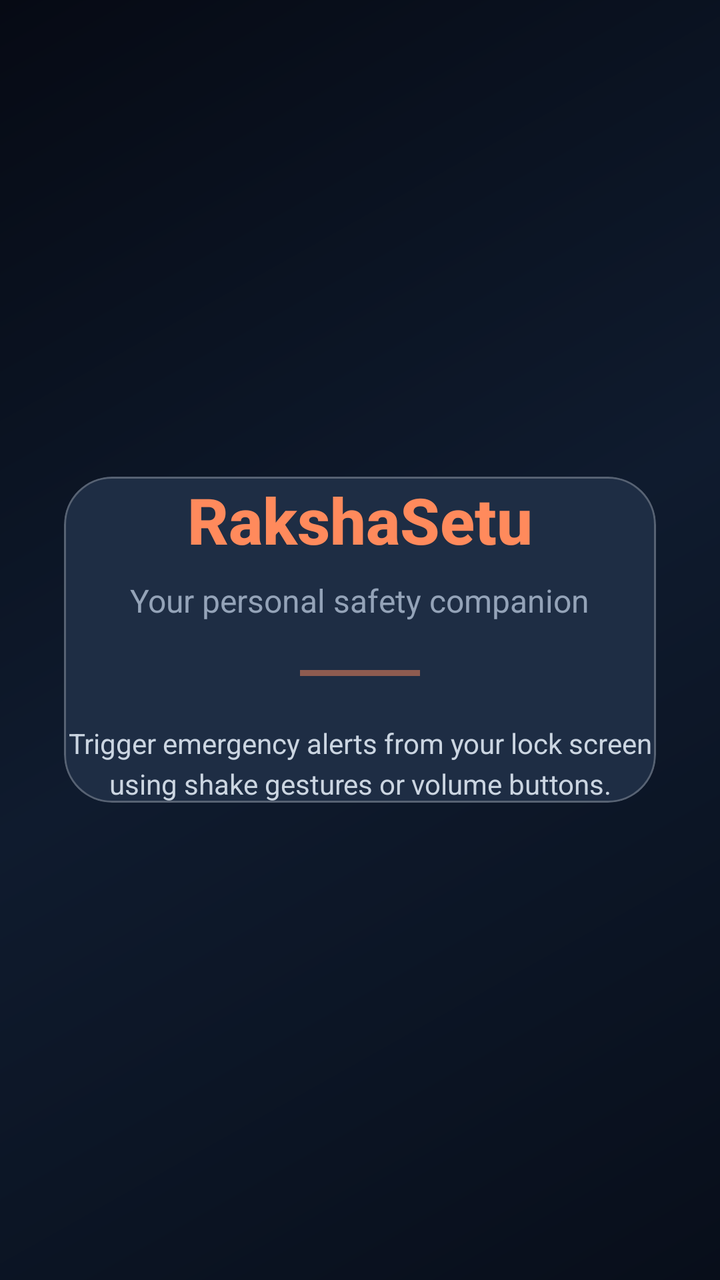
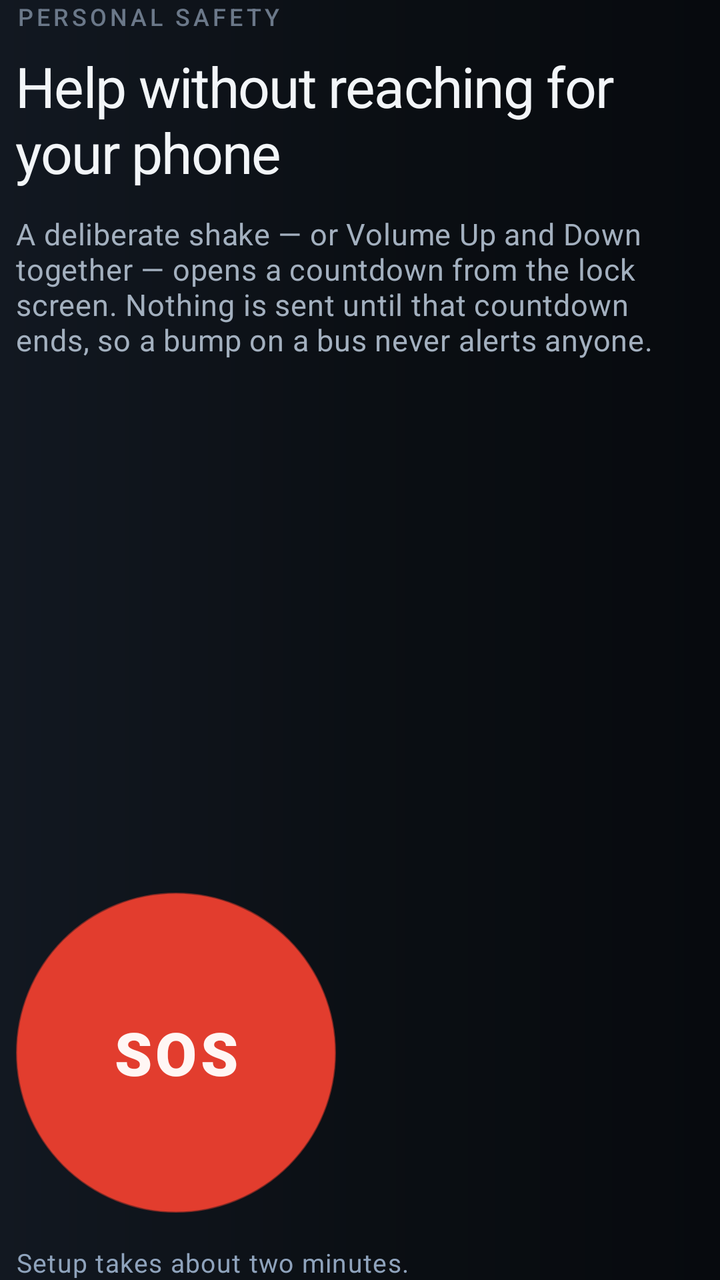

The first picture is an Android layout as it rendered before a commit; the second is the same layout after the commit. The layout source and the unified diff follow.
<!-- AndroidManifest.xml: application theme Theme.RakshaSetu -->
<!-- res/layout/page_onboarding_welcome.xml -->
<?xml version="1.0" encoding="utf-8"?>
<LinearLayout xmlns:android="http://schemas.android.com/apk/res/android"
    xmlns:app="http://schemas.android.com/apk/res-auto"
    android:layout_width="match_parent"
    android:layout_height="match_parent"
    android:orientation="vertical"
    android:background="@drawable/bg_gradient_dark"
    android:gravity="center"
    android:padding="32dp">

    
    <com.google.android.material.card.MaterialCardView
        android:layout_width="match_parent"
        android:layout_height="wrap_content"
        app:cardCornerRadius="24dp"
        app:cardElevation="0dp"
        app:cardBackgroundColor="@color/glass_card_solid"
        app:strokeColor="@color/glass_border"
        app:strokeWidth="1dp"
        android:padding="32dp">

        <LinearLayout
            android:layout_width="match_parent"
            android:layout_height="wrap_content"
            android:orientation="vertical"
            android:gravity="center">

            <TextView
                android:layout_width="wrap_content"
                android:layout_height="wrap_content"
                android:text="RakshaSetu"
                android:textSize="32sp"
                android:textStyle="bold"
                android:textColor="@color/md_theme_primary"
                android:fontFamily="sans-serif-medium" />

            <TextView
                android:layout_width="wrap_content"
                android:layout_height="wrap_content"
                android:text="Your personal safety companion"
                android:textSize="16sp"
                android:textColor="@color/text_secondary"
                android:layout_marginTop="8dp" />

            <View
                android:layout_width="60dp"
                android:layout_height="3dp"
                android:background="@color/md_theme_primary"
                android:layout_marginTop="24dp"
                android:alpha="0.5" />

            <TextView
                android:layout_width="wrap_content"
                android:layout_height="wrap_content"
                android:text="Trigger emergency alerts from your lock screen using shake gestures or volume buttons."
                android:textSize="14sp"
                android:textColor="@color/text_glass"
                android:layout_marginTop="24dp"
                android:gravity="center"
                android:lineSpacingExtra="4dp" />
        </LinearLayout>
    </com.google.android.material.card.MaterialCardView>
</LinearLayout>
<!-- resources referenced by this layout -->
<resources>
  <color name="glass_border">#40FFFFFF</color>
  <color name="glass_card_solid">#1E2D44</color>
  <color name="md_theme_primary">#FF8A5C</color>
  <color name="text_glass">#CBD5E1</color>
  <color name="text_secondary">#94A3B8</color>
  <!-- drawable bg_gradient_dark (drawable) -->
  <?xml version="1.0" encoding="utf-8"?>
  <shape xmlns:android="http://schemas.android.com/apk/res/android"
      android:shape="rectangle">
      <gradient
          android:type="linear"
          android:angle="135"
          android:startColor="@color/background_gradient_start"
          android:centerColor="@color/background_gradient_mid"
          android:endColor="@color/background_gradient_end" />
  </shape>
  <style name="Theme.RakshaSetu" parent="Theme.Material3.Dark.NoActionBar">
          <item name="colorPrimary">@color/md_theme_primary</item>
          <item name="colorPrimaryDark">@color/primary_dark</item>
          <item name="colorAccent">@color/accent</item>
          <item name="android:windowBackground">@color/background</item>
          <item name="android:statusBarColor">@android:color/transparent</item>
          <item name="android:navigationBarColor">@android:color/transparent</item>
          <item name="android:windowDrawsSystemBarBackgrounds">true</item>
          <item name="android:windowTranslucentStatus">false</item>
          <item name="colorOnPrimary">@color/md_theme_onPrimary</item>
          <item name="colorSecondary">@color/md_theme_secondary</item>
          <item name="colorOnSecondary">@color/md_theme_onSecondary</item>
          <item name="android:colorBackground">@color/md_theme_background</item>
          <item name="colorSurface">@color/md_theme_surface</item>
          <item name="colorOnSurface">@color/md_theme_onSurface</item>
      </style>
  <color name="background_gradient_start">#080E1A</color>
  <color name="background_gradient_mid">#0F1B2E</color>
  <color name="background_gradient_end">#060A14</color>
  <color name="primary_dark">#E55A25</color>
  <color name="accent">#FFD166</color>
  <color name="background">#080E1A</color>
  <color name="md_theme_onPrimary">#FFFFFF</color>
  <color name="md_theme_secondary">#C4A882</color>
  <color name="md_theme_onSecondary">#2B1A00</color>
  <color name="md_theme_background">#080E1A</color>
  <color name="md_theme_surface">#1E2D44</color>
  <color name="md_theme_onSurface">#E2E8F0</color>
</resources>

<!-- the commit's change to res/layout/page_onboarding_welcome.xml (unified diff, before → after) -->
@@ -4,60 +4,51 @@
     android:layout_width="match_parent"
     android:layout_height="match_parent"
     android:orientation="vertical"
-    android:background="@drawable/bg_gradient_dark"
-    android:gravity="center"
-    android:padding="32dp">
+    android:paddingHorizontal="@dimen/space_2">
 
     
-    <com.google.android.material.card.MaterialCardView
+    <TextView
         android:layout_width="match_parent"
         android:layout_height="wrap_content"
-        app:cardCornerRadius="24dp"
-        app:cardElevation="0dp"
-        app:cardBackgroundColor="@color/glass_card_solid"
-        app:strokeColor="@color/glass_border"
-        app:strokeWidth="1dp"
-        android:padding="32dp">
+        android:text="Personal safety"
+        android:textAppearance="@style/TextAppearance.RS.Eyebrow" />
 
-        <LinearLayout
-            android:layout_width="match_parent"
-            android:layout_height="wrap_content"
-            android:orientation="vertical"
-            android:gravity="center">
+    <TextView
+        android:layout_width="match_parent"
+        android:layout_height="wrap_content"
+        android:layout_marginTop="@dimen/space_2"
+        android:text="Help without reaching for your phone"
+        android:textAppearance="@style/TextAppearance.RS.H1" />
 
-            <TextView
-                android:layout_width="wrap_content"
-                android:layout_height="wrap_content"
-                android:text="RakshaSetu"
-                android:textSize="32sp"
-                android:textStyle="bold"
-                android:textColor="@color/md_theme_primary"
-                android:fontFamily="sans-serif-medium" />
+    <TextView
+        android:layout_width="match_parent"
+        android:layout_height="wrap_content"
+        android:layout_marginTop="@dimen/space_3"
+        android:text="A deliberate shake — or Volume Up and Down together — opens a countdown from the lock screen. Nothing is sent until that countdown ends, so a bump on a bus never alerts anyone."
+        android:textAppearance="@style/TextAppearance.RS.Body" />
 
-            <TextView
-                android:layout_width="wrap_content"
-                android:layout_height="wrap_content"
-                android:text="Your personal safety companion"
-                android:textSize="16sp"
-                android:textColor="@color/text_secondary"
-                android:layout_marginTop="8dp" />
+    <View
+        android:layout_width="match_parent"
+        android:layout_height="0dp"
+        android:layout_weight="1" />
 
-            <View
-                android:layout_width="60dp"
-                android:layout_height="3dp"
-                android:background="@color/md_theme_primary"
-                android:layout_marginTop="24dp"
-                android:alpha="0.5" />
+    
+    <TextView
+        android:layout_width="160dp"
+        android:layout_height="160dp"
+        android:layout_gravity="start"
+        android:background="@drawable/bg_sos_target"
+        android:fontFamily="sans-serif-black"
+        android:gravity="center"
+        android:letterSpacing="0.06"
+        android:text="SOS"
+        android:textColor="@color/text_on_danger"
+        android:textSize="30sp" />
 
-            <TextView
-                android:layout_width="wrap_content"
-                android:layout_height="wrap_content"
-                android:text="Trigger emergency alerts from your lock screen using shake gestures or volume buttons."
-                android:textSize="14sp"
-                android:textColor="@color/text_glass"
-                android:layout_marginTop="24dp"
-                android:gravity="center"
-                android:lineSpacingExtra="4dp" />
-        </LinearLayout>
-    </com.google.android.material.card.MaterialCardView>
+    <TextView
+        android:layout_width="match_parent"
+        android:layout_height="wrap_content"
+        android:layout_marginTop="@dimen/space_4"
+        android:text="Setup takes about two minutes."
+        android:textAppearance="@style/TextAppearance.RS.Data" />
 </LinearLayout>
<!-- resource entries referenced after the edit -->
@@ -1,48 +1,109 @@
 <!-- resources referenced by this layout -->
 <resources>
-  <color name="glass_border">#40FFFFFF</color>
-  <color name="glass_card_solid">#1E2D44</color>
-  <color name="md_theme_primary">#FF8A5C</color>
-  <color name="text_glass">#CBD5E1</color>
-  <color name="text_secondary">#94A3B8</color>
+  <color name="text_on_danger">#FFF6F4</color>
+  <dimen name="space_2">8dp</dimen>
+  <dimen name="space_3">12dp</dimen>
+  <dimen name="space_4">16dp</dimen>
+  <!-- drawable bg_sos_target (drawable) -->
+  <?xml version="1.0" encoding="utf-8"?>
+  <layer-list xmlns:android="http://schemas.android.com/apk/res/android">
+      <item>
+          <shape android:shape="oval">
+              <solid android:color="@color/sos_glow" />
+          </shape>
+      </item>
+      <item
+          android:top="26dp"
+          android:bottom="26dp"
+          android:left="26dp"
+          android:right="26dp">
+          <shape android:shape="oval">
+              <solid android:color="@color/sos_glow" />
+          </shape>
+      </item>
+      <item>
+          <shape android:shape="oval">
+              <solid android:color="@color/sos_button" />
+              <stroke
+                  android:width="1dp"
+                  android:color="@color/sos_hairline" />
+          </shape>
+      </item>
+  </layer-list>
+  <style name="TextAppearance.RS.Body" parent="TextAppearance.Material3.BodyMedium">
+          <item name="android:textSize">@dimen/type_body</item>
+          <item name="android:textColor">@color/text_secondary</item>
+          <item name="android:lineSpacingMultiplier">1.25</item>
+      </style>
+  <style name="TextAppearance.RS.Data" parent="TextAppearance.Material3.BodySmall">
+          <item name="android:textSize">@dimen/type_data</item>
+          <item name="android:textColor">@color/data_text</item>
+          <item name="android:fontFamily">monospace</item>
+      </style>
+  <style name="TextAppearance.RS.Eyebrow" parent="TextAppearance.Material3.LabelSmall">
+          <item name="android:textSize">@dimen/type_label</item>
+          <item name="android:textColor">@color/text_muted</item>
+          <item name="android:fontFamily">sans-serif-medium</item>
+          <item name="android:textAllCaps">true</item>
+          <item name="android:letterSpacing">0.14</item>
+      </style>
+  <style name="TextAppearance.RS.H1" parent="TextAppearance.Material3.HeadlineSmall">
+          <item name="android:textSize">@dimen/type_h1</item>
+          <item name="android:textColor">@color/text_primary</item>
+          <item name="android:fontFamily">sans-serif-medium</item>
+          <item name="android:letterSpacing">-0.02</item>
+      </style>
+  <color name="text_secondary">#A3B0BF</color>
+  <dimen name="type_data">13sp</dimen>
+  <color name="data_text">#8FA3BC</color>
+  <dimen name="type_label">12sp</dimen>
+  <color name="text_muted">#6B7889</color>
+  <dimen name="type_h1">28sp</dimen>
+  <color name="text_primary">#F2F5F8</color>
   <!-- drawable bg_gradient_dark (drawable) -->
   <?xml version="1.0" encoding="utf-8"?>
   <shape xmlns:android="http://schemas.android.com/apk/res/android"
       android:shape="rectangle">
       <gradient
           android:type="linear"
-          android:angle="135"
-          android:startColor="@color/background_gradient_start"
-          android:centerColor="@color/background_gradient_mid"
-          android:endColor="@color/background_gradient_end" />
+          android:angle="180"
+          android:startColor="@color/surface_sunken"
+          android:centerColor="@color/surface_base"
+          android:endColor="@color/surface_raised" />
   </shape>
+  <color name="surface_sunken">#070A0E</color>
   <style name="Theme.RakshaSetu" parent="Theme.Material3.Dark.NoActionBar">
-          <item name="colorPrimary">@color/md_theme_primary</item>
-          <item name="colorPrimaryDark">@color/primary_dark</item>
-          <item name="colorAccent">@color/accent</item>
-          <item name="android:windowBackground">@color/background</item>
+          <item name="colorPrimary">@color/accent</item>
+          <item name="colorOnPrimary">@color/text_on_accent</item>
+          <item name="colorPrimaryContainer">@color/accent_muted</item>
+          <item name="colorOnPrimaryContainer">@color/accent</item>
+          <item name="colorSecondary">@color/data_text</item>
+          <item name="colorOnSecondary">@color/surface_base</item>
+          <item name="colorError">@color/sos_button</item>
+          <item name="android:colorBackground">@color/surface_base</item>
+          <item name="colorSurface">@color/surface_raised</item>
+          <item name="colorOnSurface">@color/text_primary</item>
+          <item name="colorSurfaceVariant">@color/surface_overlay</item>
+          <item name="colorOnSurfaceVariant">@color/text_secondary</item>
+          <item name="colorOutline">@color/hairline_strong</item>
+          <item name="android:windowBackground">@drawable/bg_gradient_dark</item>
           <item name="android:statusBarColor">@android:color/transparent</item>
           <item name="android:navigationBarColor">@android:color/transparent</item>
           <item name="android:windowDrawsSystemBarBackgrounds">true</item>
-          <item name="android:windowTranslucentStatus">false</item>
-          <item name="colorOnPrimary">@color/md_theme_onPrimary</item>
-          <item name="colorSecondary">@color/md_theme_secondary</item>
-          <item name="colorOnSecondary">@color/md_theme_onSecondary</item>
-          <item name="android:colorBackground">@color/md_theme_background</item>
-          <item name="colorSurface">@color/md_theme_surface</item>
-          <item name="colorOnSurface">@color/md_theme_onSurface</item>
+          <item name="android:textColorPrimary">@color/text_primary</item>
+          <item name="android:textColorSecondary">@color/text_secondary</item>
+          <item name="android:textColorHint">@color/text_muted</item>
       </style>
-  <color name="background_gradient_start">#080E1A</color>
-  <color name="background_gradient_mid">#0F1B2E</color>
-  <color name="background_gradient_end">#060A14</color>
-  <color name="primary_dark">#E55A25</color>
-  <color name="accent">#FFD166</color>
-  <color name="background">#080E1A</color>
-  <color name="md_theme_onPrimary">#FFFFFF</color>
-  <color name="md_theme_secondary">#C4A882</color>
-  <color name="md_theme_onSecondary">#2B1A00</color>
-  <color name="md_theme_background">#080E1A</color>
-  <color name="md_theme_surface">#1E2D44</color>
-  <color name="md_theme_onSurface">#E2E8F0</color>
+  <color name="sos_glow">#33E23D2E</color>
+  <color name="sos_button">#E23D2E</color>
+  <color name="sos_hairline">#66E23D2E</color>
+  <dimen name="type_body">15sp</dimen>
+  <color name="accent">#FF6A3D</color>
+  <color name="text_on_accent">#1A0B07</color>
+  <color name="accent_muted">#33205A38</color>
+  <color name="surface_base">#0B0F14</color>
+  <color name="surface_raised">#121821</color>
+  <color name="surface_overlay">#18202B</color>
+  <color name="hairline_strong">#3DFFFFFF</color>
 </resources>
 
